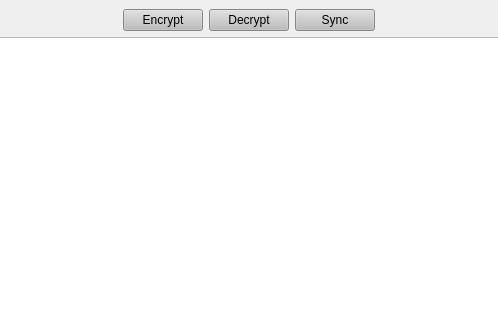
The window that src/filewindow.ui (hsBoyz/MiniLockSync) describes before a commit, drawn with Qt 5; both pictures show x 162 to 660 and y 0 to 320 of the 821 by 541 pixel window.
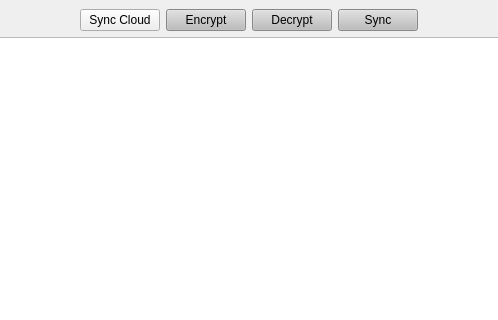
The same window after the commit. Icons and pictures are not drawn.

Commit message: cloud synchronization now working

Diff of the .ui file:
```diff
--- a/src/filewindow.ui
+++ b/src/filewindow.ui
@@ -53,6 +53,13 @@
         </property>
        </spacer>
       </item>
+      <item>
+       <widget class="QPushButton" name="pushButton_syncCloud">
+        <property name="text">
+         <string>Sync Cloud</string>
+        </property>
+       </widget>
+      </item>
       <item>
        <widget class="QPushButton" name="pushButton_encrypt">
         <property name="styleSheet">
```
The commit also changes 7 other files.
